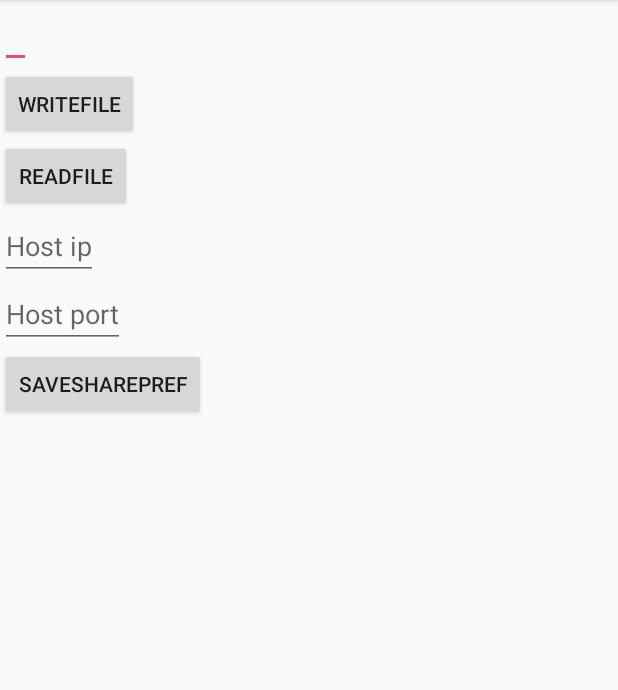
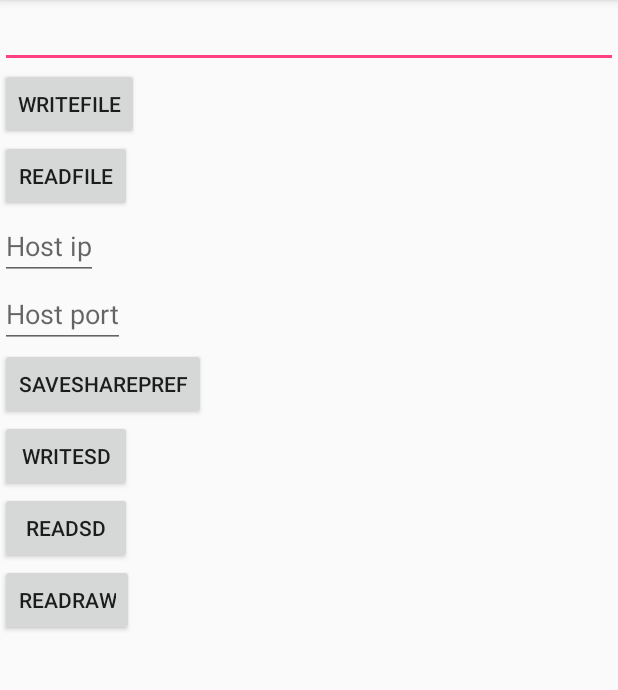
Before and after one commit to 3two3/sn170507180209_02, an Android app: the screen it shows after launch (Ch13Activity1), on a phone screen of 412 x 824 dp, the part 84-774 px from its top. Run offline under Robolectric (Android 15) with nearby library versions, the phone set to English and light mode, and no system bars.

Commit message:
安卓中级_课堂练习_2020-04-28

```diff
--- a/app/src/main/AndroidManifest.xml
+++ b/app/src/main/AndroidManifest.xml
@@ -3,6 +3,8 @@
           package="cn.edu.sdwu.android02.classroom.sn170507180209_02">
 
     <uses-permission android:name="android.permission.READ_CONTACTS"/>
+    <uses-permission android:name="android.permission.WRITE_EXTERNAL_STORAGE"/>
+    <uses-permission android:name="android.permission.READ_EXTERNAL_STORAGE"/>
 
     <application
         android:allowBackup="true"
--- a/app/src/main/res/layout/layout_ch13_1.xml
+++ b/app/src/main/res/layout/layout_ch13_1.xml
@@ -6,7 +6,7 @@
 
     <EditText
         android:id="@+id/ch13_1_et"
-        android:layout_width="wrap_content"
+        android:layout_width="match_parent"
         android:layout_height="wrap_content"/>
 
     <Button
@@ -39,4 +39,22 @@
         android:onClick="saveSharePref"
         android:text="saveSharePref"/>
 
+    <Button
+        android:layout_width="wrap_content"
+        android:layout_height="wrap_content"
+        android:onClick="writeSd"
+        android:text="writeSd"/>
+
+    <Button
+        android:layout_width="wrap_content"
+        android:layout_height="wrap_content"
+        android:onClick="readSd"
+        android:text="readSd"/>
+
+    <Button
+        android:layout_width="wrap_content"
+        android:layout_height="wrap_content"
+        android:onClick="readRaw"
+        android:text="readRaw"/>
+
 </LinearLayout>
```
Also changed, not shown: app/src/main/java/cn/edu/sdwu/android02/classroom/sn170507180209_02/Ch13Activity1.java (+156 -2 lines), app/src/main/res/raw/readme.txt (added).
